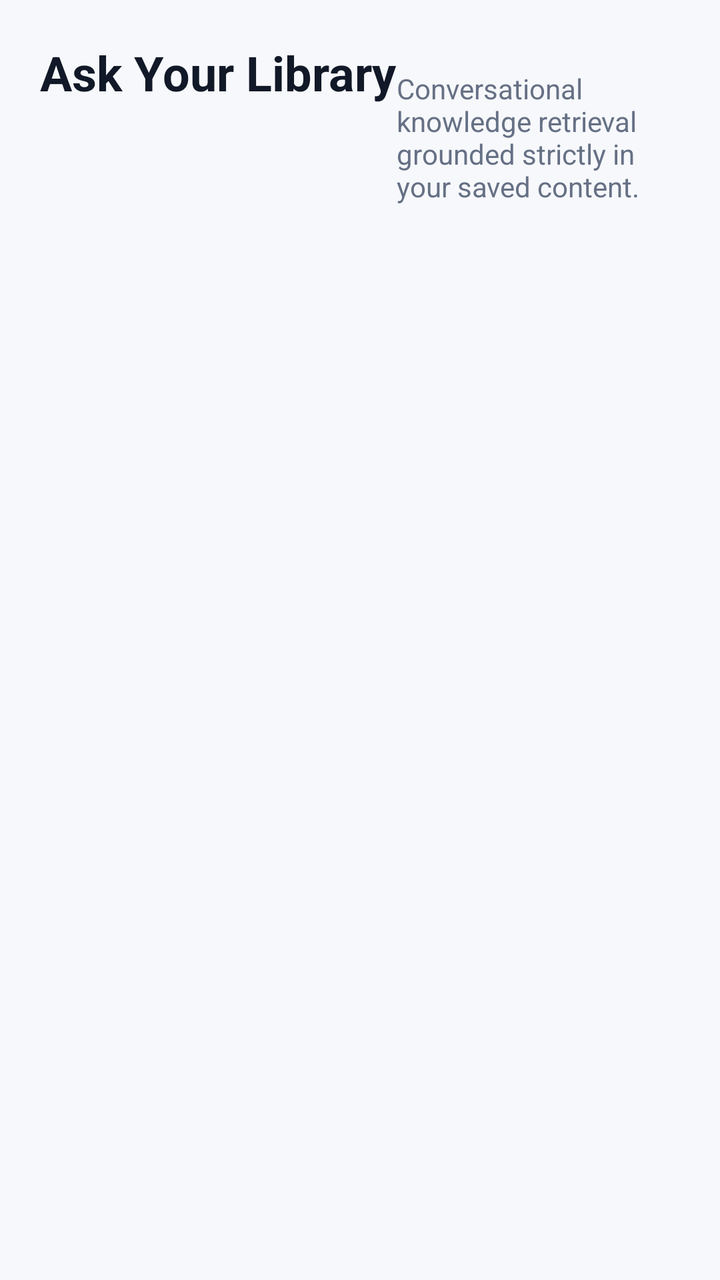
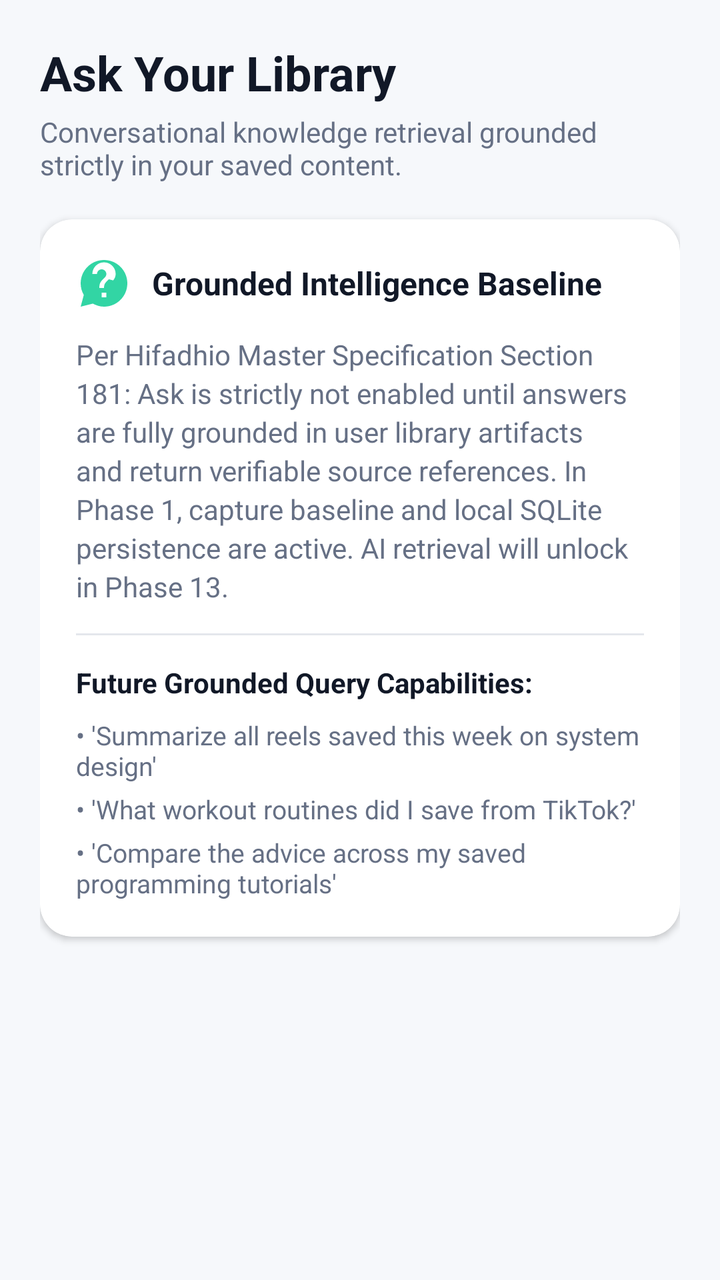

Two renders of the same Android screen: before a commit and after it. Below are the layout's source before the change and the commit's diff.
<!-- AndroidManifest.xml: application theme Theme.Hifadhio -->
<!-- res/layout/fragment_ask.xml -->
<?xml version="1.0" encoding="utf-8"?>
<androidx.core.widget.NestedScrollView
    xmlns:android="http://schemas.android.com/apk/res/android"
    xmlns:app="http://schemas.android.com/apk/res-auto"
    android:layout_width="match_parent"
    android:layout_height="match_parent"
    android:fillViewport="true"
    android:background="@color/background">

    <LinearLayout
        android:layout_width="match_parent"
        android:layout_height="wrap_content"
        android:orientation="VERTICAL"
        android:padding="20dp">

        <TextView
            android:layout_width="wrap_content"
            android:layout_height="wrap_content"
            android:text="Ask Your Library"
            android:textColor="@color/text_primary"
            android:textSize="24sp"
            android:textStyle="bold" />

        <TextView
            android:layout_width="wrap_content"
            android:layout_height="wrap_content"
            android:layout_marginTop="4dp"
            android:layout_marginBottom="18dp"
            android:text="Conversational knowledge retrieval grounded strictly in your saved content."
            android:textColor="@color/text_secondary"
            android:textSize="14sp" />

        
        <androidx.cardview.widget.CardView
            android:layout_width="match_parent"
            android:layout_height="wrap_content"
            app:cardCornerRadius="16dp"
            app:cardElevation="2dp"
            app:cardBackgroundColor="@color/surface">

            <LinearLayout
                android:layout_width="match_parent"
                android:layout_height="wrap_content"
                android:orientation="VERTICAL"
                android:padding="18dp">

                <LinearLayout
                    android:layout_width="match_parent"
                    android:layout_height="wrap_content"
                    android:gravity="center_vertical"
                    android:orientation="HORIZONTAL">

                    <ImageView
                        android:layout_width="28dp"
                        android:layout_height="28dp"
                        android:src="@drawable/ic_ask"
                        app:tint="@color/mint" />

                    <TextView
                        android:layout_width="wrap_content"
                        android:layout_height="wrap_content"
                        android:layout_marginStart="10dp"
                        android:text="Grounded Intelligence Baseline"
                        android:textColor="@color/text_primary"
                        android:textSize="16sp"
                        android:textStyle="bold" />
                </LinearLayout>

                <TextView
                    android:layout_width="match_parent"
                    android:layout_height="wrap_content"
                    android:layout_marginTop="12dp"
                    android:lineSpacingExtra="3dp"
                    android:text="Per Hifadhio Master Specification Section 181: Ask is strictly not enabled until answers are fully grounded in user library artifacts and return verifiable source references. In Phase 1, capture baseline and local SQLite persistence are active. AI retrieval will unlock in Phase 13."
                    android:textColor="@color/text_secondary"
                    android:textSize="14sp" />

                <View
                    android:layout_width="match_parent"
                    android:layout_height="1dp"
                    android:layout_marginTop="14dp"
                    android:layout_marginBottom="14dp"
                    android:background="@color/divider" />

                <TextView
                    android:layout_width="wrap_content"
                    android:layout_height="wrap_content"
                    android:text="Future Grounded Query Capabilities:"
                    android:textColor="@color/text_primary"
                    android:textSize="14sp"
                    android:textStyle="bold" />

                <TextView
                    android:layout_width="match_parent"
                    android:layout_height="wrap_content"
                    android:layout_marginTop="8dp"
                    android:text="• 'Summarize all reels saved this week on system design'"
                    android:textColor="@color/text_secondary"
                    android:textSize="13sp" />

                <TextView
                    android:layout_width="match_parent"
                    android:layout_height="wrap_content"
                    android:layout_marginTop="4dp"
                    android:text="• 'What workout routines did I save from TikTok?'"
                    android:textColor="@color/text_secondary"
                    android:textSize="13sp" />

                <TextView
                    android:layout_width="match_parent"
                    android:layout_height="wrap_content"
                    android:layout_marginTop="4dp"
                    android:text="• 'Compare the advice across my saved programming tutorials'"
                    android:textColor="@color/text_secondary"
                    android:textSize="13sp" />
            </LinearLayout>
        </androidx.cardview.widget.CardView>
    </LinearLayout>
</androidx.core.widget.NestedScrollView>
<!-- resources referenced by this layout -->
<resources>
  <color name="background">#F6F8FB</color>
  <color name="divider">#E4E7EC</color>
  <color name="mint">#32D5A4</color>
  <color name="surface">#FFFFFF</color>
  <color name="text_primary">#111827</color>
  <color name="text_secondary">#667085</color>
  <!-- drawable ic_ask (drawable) -->
  <vector xmlns:android="http://schemas.android.com/apk/res/android"
      android:width="24dp"
      android:height="24dp"
      android:viewportWidth="24"
      android:viewportHeight="24">
    <path
        android:fillColor="@android:color/white"
        android:pathData="M12,2C6.48,2 2,6.48 2,12c0,1.82 0.49,3.53 1.34,5L2,22l5.24,-1.31C8.65,21.46 10.27,22 12,22c5.52,0 10,-4.48 10,-10S17.52,2 12,2zm1,16h-2v-2h2v2zm1.07,-7.75l-0.9,0.92C12.45,11.9 12,12.5 12,14h-2v-0.5c0,-1.1 0.45,-2.1 1.17,-2.83l1.24,-1.26c0.37,-0.36 0.59,-0.86 0.59,-1.41 0,-1.1 -0.9,-2 -2,-2s-2,0.9 -2,2H7c0,-2.76 2.24,-5 5,-5s5,2.24 5,5c0,1.04 -0.42,1.99 -1.07,2.75z"/>
  </vector>
  <style name="Theme.Hifadhio" parent="Theme.Material3.DayNight.NoActionBar">
          
          <item name="colorPrimary">@color/mint</item>
          <item name="colorPrimaryVariant">@color/success</item>
          <item name="colorOnPrimary">@color/primary_navy</item>
  
          
          <item name="colorSecondary">@color/primary_navy</item>
          <item name="colorOnSecondary">@color/white</item>
  
          
          <item name="android:windowBackground">@color/background</item>
          <item name="colorSurface">@color/surface</item>
          <item name="colorOnSurface">@color/text_primary</item>
  
          
          <item name="android:statusBarColor">@color/primary_navy</item>
          <item name="android:windowLightStatusBar">false</item>
          <item name="android:navigationBarColor">@color/surface</item>
          <item name="android:windowLightNavigationBar">true</item>
  
          
          <item name="android:textColorPrimary">@color/text_primary</item>
          <item name="android:textColorSecondary">@color/text_secondary</item>
      </style>
  <color name="success">#20B486</color>
  <color name="primary_navy">#0B1020</color>
  <color name="white">#FFFFFF</color>
</resources>

<!-- the commit's change to res/layout/fragment_ask.xml (unified diff, before → after) -->
@@ -10,7 +10,7 @@
     <LinearLayout
         android:layout_width="match_parent"
         android:layout_height="wrap_content"
-        android:orientation="VERTICAL"
+        android:orientation="vertical"
         android:padding="20dp">
 
         <TextView
@@ -41,14 +41,14 @@
             <LinearLayout
                 android:layout_width="match_parent"
                 android:layout_height="wrap_content"
-                android:orientation="VERTICAL"
+                android:orientation="vertical"
                 android:padding="18dp">
 
                 <LinearLayout
                     android:layout_width="match_parent"
                     android:layout_height="wrap_content"
                     android:gravity="center_vertical"
-                    android:orientation="HORIZONTAL">
+                    android:orientation="horizontal">
 
                     <ImageView
                         android:layout_width="28dp"
